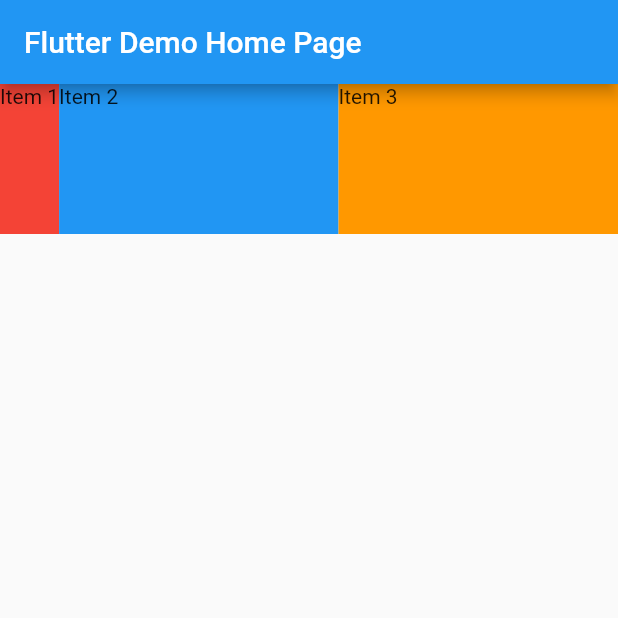
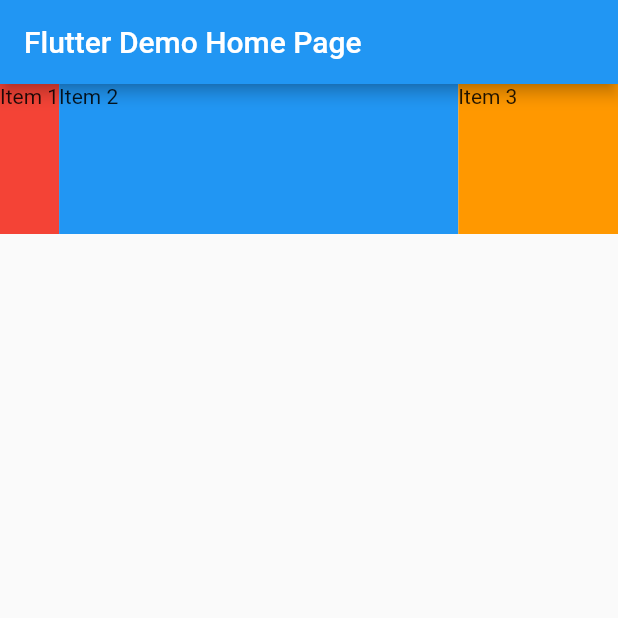
Before and after one commit to BulcsuFarmasi/widget_playground, a Flutter app: the screen it shows after launch, on a phone screen of 412 x 824 dp, the top half of it. Run offline on Flutter 3.47's test engine with Material 2 defaults, Android fonts, the phone set to English and light mode, and no system bars.

Commit message:
use flex 5 to second conatiner

```diff
--- a/lib/main.dart
+++ b/lib/main.dart
@@ -81,7 +81,7 @@ class _MyHomePageState extends State<MyHomePage> {
           ),
           Flexible(
             fit: FlexFit.tight,
-            flex: 2,
+            flex: 5,
             child: Container(
               height: 100,
               width: 100,
```
